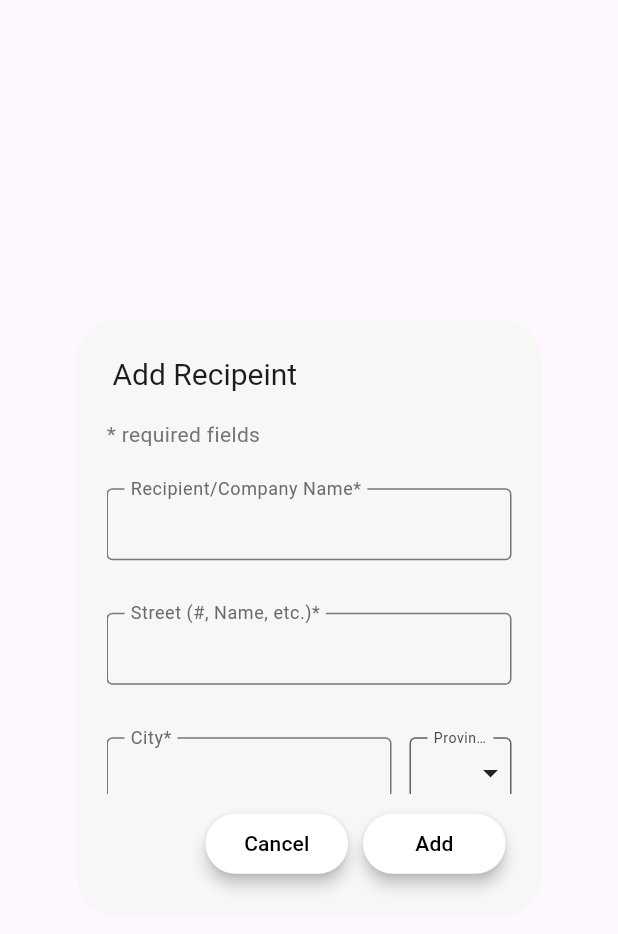
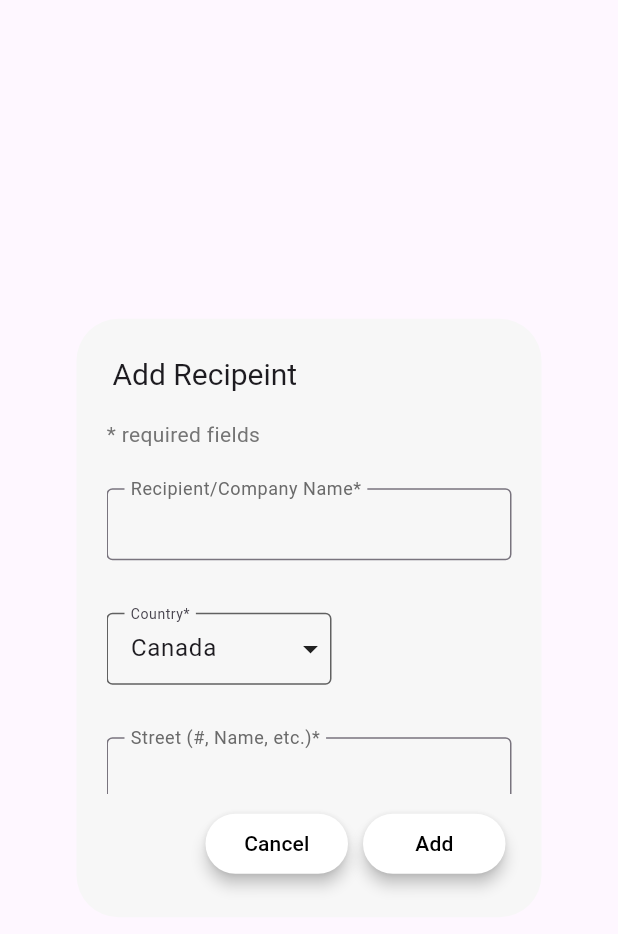
Before and after one commit to UziKhan847/invoice_generator, a Flutter app: the AddRecipient widget shown alone on an empty page, opened directly, on a phone screen of 412 x 824 dp. Shown: the top 934 px of the screen. Run offline on Flutter 3.47's test engine with Material 3 defaults, Android fonts, the phone set to English and light mode, and no system bars; our stand-ins replace flutter_riverpod, pdf, printing, supabase_flutter; accounts and stored records are empty; generated files the repository leaves out were written again.

Commit message:
Added ability to add US recipients with US zipcode

```diff
--- a/lib/adding_item/add_recipient.dart
+++ b/lib/adding_item/add_recipient.dart
@@ -21,28 +21,88 @@ class _AddRecipientConsumerState extends ConsumerState<AddRecipient> {
   final nameController = TextEditingController();
   final streetController = TextEditingController();
   final cityController = TextEditingController();
+  final countryController = TextEditingController()..text = 'Canada';
   final provController = TextEditingController();
   final zipController = TextEditingController();
   final phoneController = TextEditingController();
   final emailController = TextEditingController();
 
-  String selectedProv = 'ON';
   bool isProvSelected = false;
-  List<String> provDropdowItems = [
-    "AB",
-    "BC",
-    "MB",
-    "NB",
-    "NL",
-    "NS",
-    "NT",
-    "NU",
-    "ON",
-    "PE",
-    "QC",
-    "SK",
-    "YT"
-  ];
+  bool isCountrySelected = false;
+
+  final Map<String, List<String>> provStateMap = {
+    'Canada': [
+      "AB", // Alberta
+      "BC", // British Columbia
+      "MB", // Manitoba
+      "NB", // New Brunswick
+      "NL", // Newfoundland and Labrador
+      "NS", // Nova Scotia
+      "NT", // Northwest Territories
+      "NU", // Nunavut
+      "ON", // Ontario
+      "PE", // Prince Edward Island
+      "QC", // Quebec
+      "SK", // Saskatchewan
+      "YT" // Yukon
+    ],
+    'USA': [
+      "AL", // Alabama
+      "AK", // Alaska
+      "AZ", // Arizona
+      "AR", // Arkansas
+      "CA", // California
+      "CO", // Colorado
+      "CT", // Connecticut
+      "DE", // Delaware
+      "FL", // Florida
+      "GA", // Georgia
+      "HI", // Hawaii
+      "ID", // Idaho
+      "IL", // Illinois
+      "IN", // Indiana
+      "IA", // Iowa
+      "KS", // Kansas
+      "KY", // Kentucky
+      "LA", // Louisiana
+      "ME", // Maine
+      "MD", // Maryland
+      "MA", // Massachusetts
+      "MI", // Michigan
+      "MN", // Minnesota
+      "MS", // Mississippi
+      "MO", // Missouri
+      "MT", // Montana
+      "NE", // Nebraska
+      "NV", // Nevada
+      "NH", // New Hampshire
+      "NJ", // New Jersey
+      "NM", // New Mexico
+      "NY", // New York
+      "NC", // North Carolina
+      "ND", // North Dakota
+      "OH", // Ohio
+      "OK", // Oklahoma
+      "OR", // Oregon
+      "PA", // Pennsylvania
+      "RI", // Rhode Island
+      "SC", // South Carolina
+      "SD", // South Dakota
+      "TN", // Tennessee
+      "TX", // Texas
+      "UT", // Utah
+      "VT", // Vermont
+      "VA", // Virginia
+      "WA", // Washington
+      "WV", // West Virginia
+      "WI", // Wisconsin
+      "WY" // Wyoming
+    ],
+  };
+
+  List<String> get provDropdowItems => provStateMap[countryController.text]!;
+
+  List<String> countryDropdowItems = ["Canada", "USA"];
   late AppData provider;
   final nameFocus = FocusNode();
   final streetFocus = FocusNode();
@@ -50,7 +110,14 @@ class _AddRecipientConsumerState extends ConsumerState<AddRecipient> {
   final zipFocus = FocusNode();
   final phoneFocus = FocusNode();
   final emailFocus = FocusNode();
-  final zipRegex = RegExp(r'^\w\d\w\s?\d\w\d$');
+
+  final Map<String, String> zipMapRegex = {
+    'Canada': r'^\w\d\w\s?\d\w\d$',
+    'USA': r'^\d{5}$',
+  };
+
+  RegExp get zipRegex => RegExp(zipMapRegex[countryController.text]!);
+
   final emailRegex = RegExp(r'^.+@[0-z]+\.[A-z]+$');
   final phoneRegex =
       RegExp(r'^\+?1?\s?(\(\d{3}\)|\d{3})(-|\s)?\d{3}(-|\s)?\d{4}$');
@@ -67,6 +134,7 @@ class _AddRecipientConsumerState extends ConsumerState<AddRecipient> {
     nameController.dispose();
     streetController.dispose();
     cityController.dispose();
+    countryController.dispose();
     provController.dispose();
     zipController.dispose();
     phoneController.dispose();
@@ -154,6 +222,63 @@ class _AddRecipientConsumerState extends ConsumerState<AddRecipient> {
                   ),
                   Margins.vertical18,
 
+                  //Country DropDown Menu
+                  DropdownMenuTile(
+                    controller: countryController,
+                    validator: (value) {
+                      if (value == null || value.isEmpty) {
+                        return 'Invalid';
+                      }
+                      return null;
+                    },
+                    labelText: "Country*",
+                    labelTextSize: 12.5,
+                    isSelected: isCountrySelected,
+                    menuInkHeight: 47,
+                    menuInkWidth: 150,
+                    menuBoxWidth: 150,
+                    onTapMenuBox: () {
+                      setState(() {
+                        isCountrySelected = !isCountrySelected;
+                      });
+
+                      context.insertOverlay(
+                        context,
+                        height: 100,
+                        width: 150,
+                        bottom: 400,
+                        right: 40,
+                        onTapOutsideOverlay: () {
+                          setState(() {
+                            isCountrySelected = !isCountrySelected;
+                          });
+                          context.removeOverlay();
+                        },
+                        listViewBuilder: ListView.builder(
+                            padding: const EdgeInsets.all(0),
+                            itemCount: 2,
+                            itemBuilder: (context, index) {
+                              String item = countryDropdowItems[index];
+
+                              return DropdownItemTile(
+                                currentMenuIndex: index,
+                                itemText: item,
+                                lastItemIndex: countryDropdowItems.length - 1,
+                                menuItemHeight: 50,
+                                onItemTap: () {
+                                  setState(() {
+                                    countryController.text = item;
+                                    isCountrySelected = !isCountrySelected;
+                                  });
+                                  context.removeOverlay();
+                                },
+                              );
+                            }),
+                      );
+                    },
+                  ),
+                  Margins.vertical18,
+
                   //Street
                   SizedBox(
                     height: 65,
@@ -223,7 +348,7 @@ class _AddRecipientConsumerState extends ConsumerState<AddRecipient> {
                             height: 650,
                             width: 66,
                             bottom: 0,
-                            right: 46,
+                            right: 140,
                             onTapOutsideOverlay: () {
                               setState(() {
                                 isProvSelected = !isProvSelected;
--- a/lib/adding_item/add_sender.dart
+++ b/lib/adding_item/add_sender.dart
@@ -194,6 +194,7 @@ class _AddSenderConsumerState extends ConsumerState<AddSender> {
                     ),
                   ),
                   Margins.vertical18,
+
 
                   //Street
                   SizedBox(
--- a/pubspec.yaml
+++ b/pubspec.yaml
@@ -2,7 +2,7 @@ name: markaz_umaza_invoice_generator
 description: "A new Flutter project."
 publish_to: 'none' # Remove this line if you wish to publish to pub.dev
 
-version: 2.2.0+4
+version: 2.4.0+6
 
 environment:
   sdk: ^3.5.3
```
Also changed, not shown: lib/dialogs/course_dialog.dart (line endings or trailing spaces), lib/models/invoice_course.dart (line endings or trailing spaces), lib/tiles/dialog_tile.dart (line endings or trailing spaces), lib/widgets/custom_list_tile.dart (line endings or trailing spaces), pubspec.lock, 5 other files.
